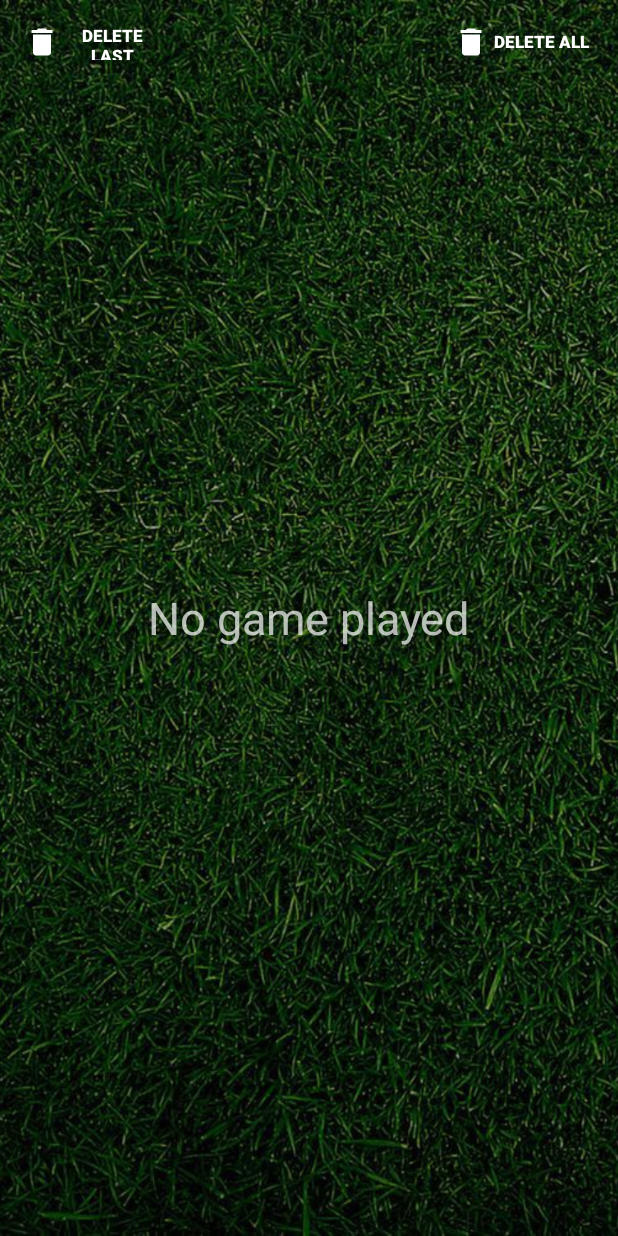
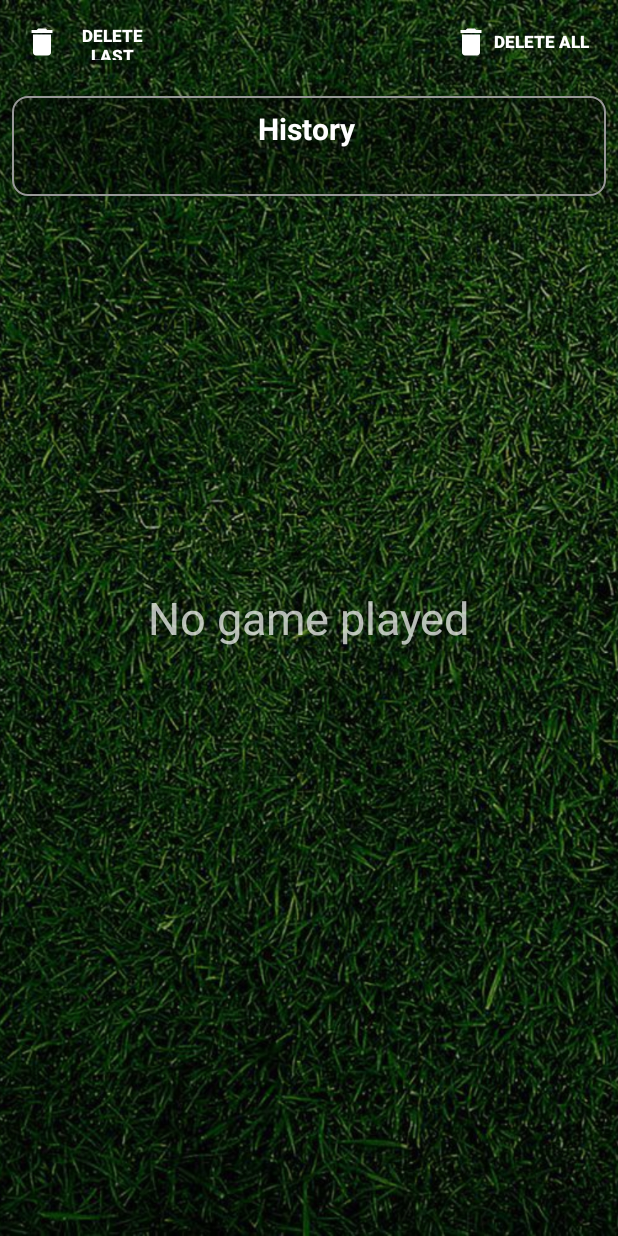
Before and after one commit to ImTheCloud/Android-Studio-FootballManager, an Android app: the History screen opened directly, with no data from a screen before it, on a phone screen of 412 x 824 dp. Run offline under Robolectric (Android 15) with nearby library versions, the phone set to English and light mode, and no system bars; our stand-ins replace Firebase (no records; nobody signed in at launch, a user with empty details on screens opened directly).

Commit message:
update au max

```diff
--- a/DraredeBosanci/app/src/main/res/layout/history.xml
+++ b/DraredeBosanci/app/src/main/res/layout/history.xml
@@ -71,7 +71,26 @@
             <LinearLayout
                 android:layout_width="match_parent"
                 android:layout_height="wrap_content"
+                style="@style/TextViewStyle"
+
                 android:orientation="vertical">
+
+                <TextView
+                    android:id="@+id/history"
+                    android:layout_width="match_parent"
+                    android:layout_height="wrap_content"
+                    android:layout_weight="2"
+                    android:textSize="20sp"
+                    android:textStyle="bold"
+                    android:text="History \n"
+                    android:gravity="center"
+                    android:textColor="@color/white"
+                    android:scrollbars="vertical"
+                    app:layout_constraintBottom_toBottomOf="parent"
+                    app:layout_constraintEnd_toEndOf="parent"
+                    app:layout_constraintHorizontal_bias="0.078"
+                    app:layout_constraintStart_toStartOf="parent"
+                    app:layout_constraintTop_toTopOf="parent" />
 
                 <TextView
                     android:id="@+id/Team"
@@ -82,80 +101,6 @@
                     android:maxLines="99999"
                     android:textStyle="bold"
                     android:text="Team :"
-                    android:textColor="@color/white"
-                    android:scrollbars="vertical"
-                    style="@style/TextViewStyle"
-                    app:layout_constraintBottom_toBottomOf="parent"
-                    app:layout_constraintEnd_toEndOf="parent"
-                    app:layout_constraintHorizontal_bias="0.078"
-                    app:layout_constraintStart_toStartOf="parent"
-                    app:layout_constraintTop_toTopOf="parent" />
-
-                <TextView
-                    android:id="@+id/Goals"
-                    android:visibility="gone"
-                    android:textStyle="bold"
-                    android:layout_width="match_parent"
-                    android:layout_height="wrap_content"
-                    android:layout_weight="2"
-                    android:maxLines="99999"
-                    android:text="Goal :"
-                    android:textColor="@color/white"
-                    android:scrollbars="vertical"
-                    style="@style/TextViewStyle"
-                    app:layout_constraintBottom_toBottomOf="parent"
-                    app:layout_constraintEnd_toEndOf="parent"
-                    app:layout_constraintHorizontal_bias="0.078"
-                    app:layout_constraintStart_toStartOf="parent"
-                    app:layout_constraintTop_toTopOf="parent" />
-
-                <TextView
-                    android:id="@+id/Time"
-                    android:textStyle="bold"
-                    android:visibility="gone"
-                    android:layout_width="match_parent"
-                    android:layout_height="wrap_content"
-                    android:layout_weight="2"
-                    android:maxLines="99999"
-                    android:text="Time :"
-                    android:textColor="@color/white"
-                    android:scrollbars="vertical"
-                    style="@style/TextViewStyle"
-                    app:layout_constraintBottom_toBottomOf="parent"
-                    app:layout_constraintEnd_toEndOf="parent"
-                    app:layout_constraintHorizontal_bias="0.078"
-                    app:layout_constraintStart_toStartOf="parent"
-                    app:layout_constraintTop_toTopOf="parent" />
-                <TextView
-                    android:id="@+id/Date"
-                    android:visibility="gone"
-                    android:textStyle="bold"
-                    android:layout_width="match_parent"
-                    android:layout_height="wrap_content"
-                    android:layout_weight="2"
-                    android:maxLines="99999"
-                    android:text="Date :"
-                    android:textColor="@color/white"
-                    android:scrollbars="vertical"
-                    style="@style/TextViewStyle"
-                    app:layout_constraintBottom_toBottomOf="parent"
-                    app:layout_constraintEnd_toEndOf="parent"
-                    app:layout_constraintHorizontal_bias="0.078"
-                    app:layout_constraintStart_toStartOf="parent"
-                    app:layout_constraintTop_toTopOf="parent" />
-
-
-
-                <TextView
-                    android:id="@+id/Mail"
-                    style="@style/TextViewStyle"
-                    android:visibility="gone"
-                    android:textStyle="bold"
-                    android:layout_width="match_parent"
-                    android:layout_height="wrap_content"
-                    android:layout_weight="2"
-                    android:maxLines="99999"
-                    android:text="Mail :"
                     android:textColor="@color/white"
                     android:scrollbars="vertical"
                     app:layout_constraintBottom_toBottomOf="parent"
```
Also changed, not shown: DraredeBosanci/app/src/main/java/Home/History.java (+55 -104 lines).
